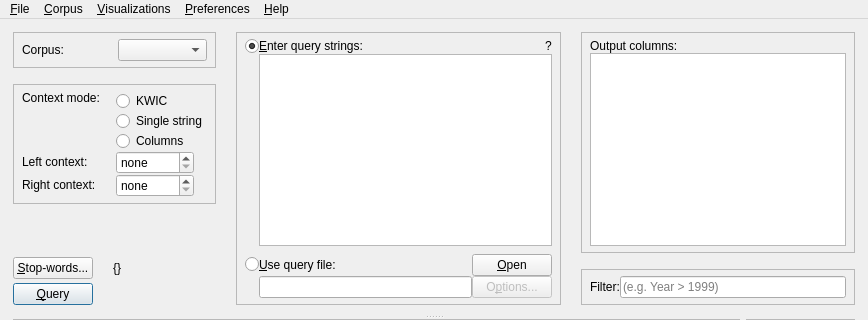
Qt form coquery/gui/coquery.ui (gkunter/coquery) before a commit; both pictures show x 0 to 868 and y 0 to 320 of the 868 by 494 pixel window.
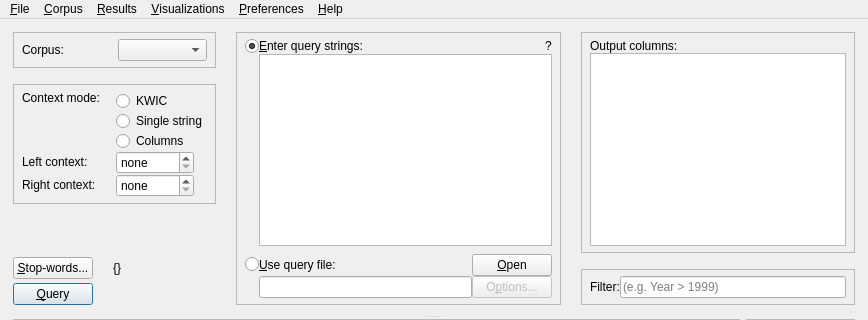
The same form after that commit. Icons and pictures are not drawn.

Commit message: Add Results menu which also gives access to the row and column context menus.

```diff
--- a/coquery/gui/coquery.ui
+++ b/coquery/gui/coquery.ui
@@ -1115,8 +1115,14 @@
     <addaction name="menuTime_data"/>
     <addaction name="menuFrequency_maps"/>
    </widget>
+   <widget class="QMenu" name="menu_Results">
+    <property name="title">
+     <string>&amp;Results</string>
+    </property>
+   </widget>
    <addaction name="menuFile"/>
    <addaction name="menuCorpus"/>
+   <addaction name="menu_Results"/>
    <addaction name="menuAnalyse"/>
    <addaction name="menuSettings"/>
    <addaction name="menuHilfe"/>
```
Left out of the diff: 33 changed lines with no effect on the pictures. The commit also changes 2 other files.
